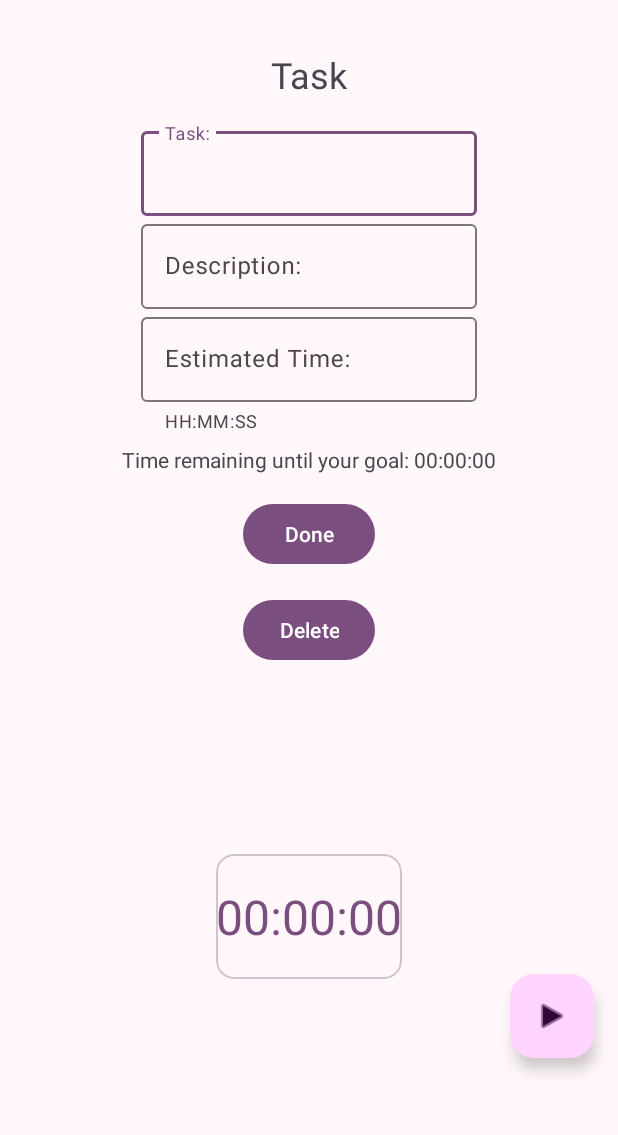
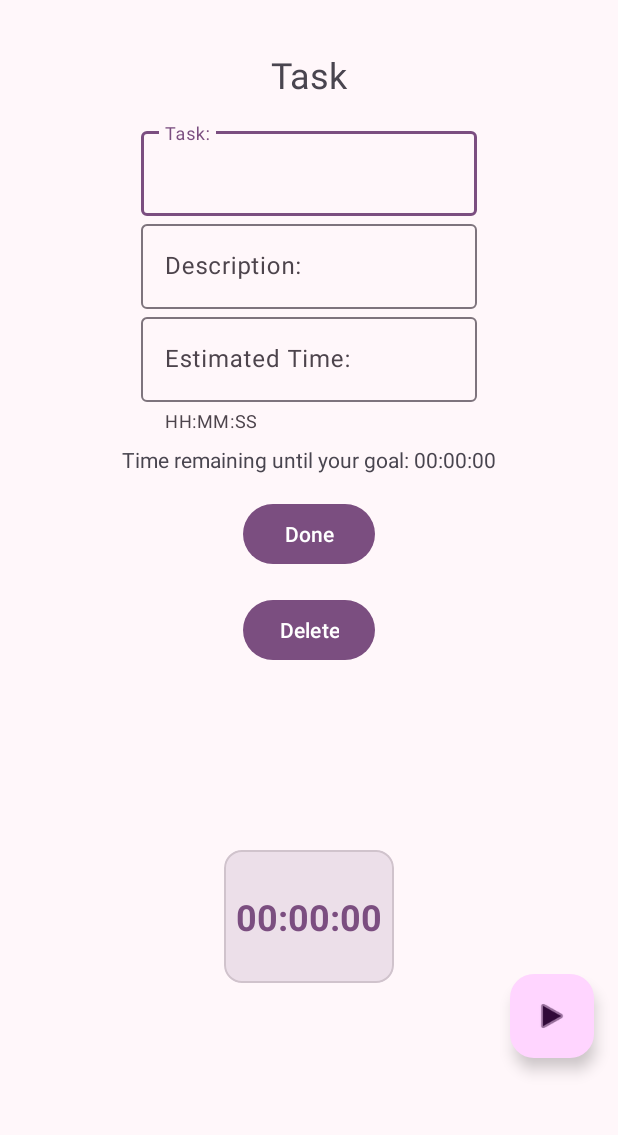
Before and after one commit to sbleier/Trask, an Android app: the TaskActivity screen opened directly, with no data from a screen before it, on a phone screen of 412 x 824 dp, the part 70-1205 px from its top. Run offline under Robolectric (Android 15) with nearby library versions, the phone set to English and light mode, and no system bars.

Commit message:
Merge branch 'main' of https://github.com/sbleier/Trasck

```diff
--- a/app/src/main/res/layout/activity_main.xml
+++ b/app/src/main/res/layout/activity_main.xml
@@ -6,6 +6,10 @@
     android:layout_height="match_parent"
     android:fitsSystemWindows="true"
     tools:context=".MainActivity">
+
+    <include
+        android:id="@+id/content_main"
+        layout="@layout/content_main" />
 
     <com.google.android.material.appbar.AppBarLayout
         android:layout_width="match_parent"
@@ -37,7 +41,7 @@
         android:layout_marginBottom="@dimen/fab_margin"
         android:text="@string/add_task"
         android:textColor="?attr/colorOnPrimaryContainer"
-        android:textSize="18sp"
+        android:textSize="16sp"
         app:icon="@android:drawable/ic_input_add"
         app:iconTint="?attr/colorOnPrimaryContainer"
         app:layout_anchor="@id/taskRecyclerView"
--- a/app/src/main/res/layout/content_main.xml
+++ b/app/src/main/res/layout/content_main.xml
@@ -12,7 +12,8 @@
         android:layout_height="wrap_content"
         android:padding="@dimen/fab_margin"
         android:text="My Tasks:"
-        android:textSize="24sp"
+        android:textSize="29sp"
+        android:layout_marginTop="-10dp"
         app:layout_constraintEnd_toEndOf="parent"
         app:layout_constraintStart_toStartOf="parent"
         app:layout_constraintTop_toTopOf="parent" />
--- a/app/src/main/res/layout/content_task.xml
+++ b/app/src/main/res/layout/content_task.xml
@@ -40,7 +40,7 @@
         android:id="@+id/task_description_layout"
         android:layout_width="wrap_content"
         android:layout_height="wrap_content"
-        android:layout_marginBottom=    "@dimen/standard_margin"
+        android:layout_marginBottom="@dimen/standard_margin"
         android:hint="@string/description"
         android:minEms="12"
         app:layout_constraintEnd_toEndOf="parent"
@@ -108,6 +108,10 @@
         style="@style/Widget.Material3.CardView.Outlined"
         android:layout_width="wrap_content"
         android:layout_height="wrap_content"
+        android:layout_marginTop="16dp"
+        android:layout_marginBottom="16dp"
+        android:elevation="4dp"
+        android:padding="16dp"
         app:layout_constraintBottom_toBottomOf="parent"
         app:layout_constraintLeft_toLeftOf="parent"
         app:layout_constraintRight_toRightOf="parent"
@@ -118,13 +122,16 @@
             style="@style/TextAppearance.Material3.HeadlineLarge"
             android:layout_width="wrap_content"
             android:layout_height="wrap_content"
+            android:layout_gravity="center"
+            android:background="?attr/colorSurfaceVariant"
             android:gravity="center"
             android:minEms="2"
             android:minLines="2"
+            android:padding="8dp"
             android:text="@string/zero"
-            android:textColor="?attr/colorPrimary" />
-
-
+            android:textColor="?attr/colorPrimary"
+            android:textSize="24sp"
+            android:textStyle="bold" />
     </com.google.android.material.card.MaterialCardView>
 
 
```
